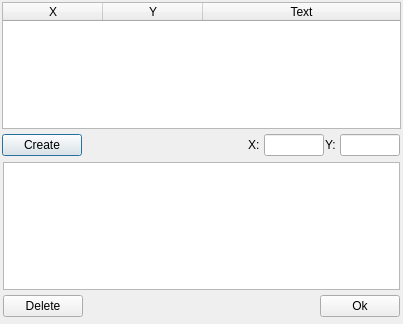
First picture: the form in EditSignsDialog.ui, repository lukegrahamSydney/TilesEditor, before the edit.
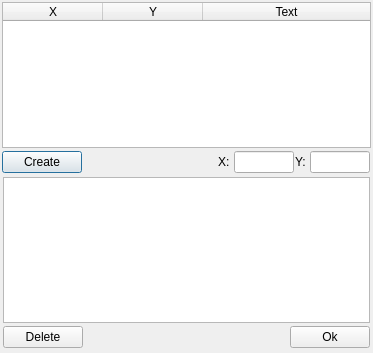
Second picture: the form after the edit.

Diff of the .ui file:
```diff
--- a/EditSignsDialog.ui
+++ b/EditSignsDialog.ui
@@ -6,8 +6,8 @@
    <rect>
     <x>0</x>
     <y>0</y>
-    <width>403</width>
-    <height>324</height>
+    <width>373</width>
+    <height>353</height>
    </rect>
   </property>
   <property name="windowTitle">
@@ -31,6 +31,12 @@
    </property>
    <item>
     <widget class="QTableWidget" name="signsTable">
+     <property name="sizePolicy">
+      <sizepolicy hsizetype="Preferred" vsizetype="Preferred">
+       <horstretch>0</horstretch>
+       <verstretch>0</verstretch>
+      </sizepolicy>
+     </property>
      <property name="editTriggers">
       <set>QAbstractItemView::NoEditTriggers</set>
      </property>
@@ -68,10 +74,16 @@
    </item>
    <item>
     <widget class="QWidget" name="widget" native="true">
+     <property name="sizePolicy">
+      <sizepolicy hsizetype="Preferred" vsizetype="Fixed">
+       <horstretch>0</horstretch>
+       <verstretch>0</verstretch>
+      </sizepolicy>
+     </property>
      <property name="minimumSize">
       <size>
        <width>0</width>
-       <height>30</height>
+       <height>0</height>
       </size>
      </property>
      <layout class="QHBoxLayout" name="horizontalLayout_2">
@@ -79,13 +91,13 @@
        <number>0</number>
       </property>
       <property name="topMargin">
-       <number>0</number>
+       <number>2</number>
       </property>
       <property name="rightMargin">
        <number>0</number>
       </property>
       <property name="bottomMargin">
-       <number>0</number>
+       <number>2</number>
       </property>
       <item>
        <widget class="QPushButton" name="createButton">
@@ -109,9 +121,15 @@
       </item>
       <item>
        <widget class="QWidget" name="widget_4" native="true">
+        <property name="sizePolicy">
+         <sizepolicy hsizetype="Fixed" vsizetype="Preferred">
+          <horstretch>0</horstretch>
+          <verstretch>0</verstretch>
+         </sizepolicy>
+        </property>
         <property name="minimumSize">
          <size>
-          <width>250</width>
+          <width>0</width>
           <height>0</height>
          </size>
         </property>
@@ -131,19 +149,6 @@
          <property name="bottomMargin">
           <number>0</number>
          </property>
-         <item>
-          <spacer name="horizontalSpacer_2">
-           <property name="orientation">
-            <enum>Qt::Horizontal</enum>
-           </property>
-           <property name="sizeHint" stdset="0">
-            <size>
-             <width>40</width>
-             <height>20</height>
-            </size>
-           </property>
-          </spacer>
-         </item>
          <item>
           <widget class="QLabel" name="label">
            <property name="text">
@@ -213,6 +218,12 @@
       </property>
       <item>
        <widget class="QPlainTextEdit" name="signtext">
+        <property name="sizePolicy">
+         <sizepolicy hsizetype="Preferred" vsizetype="Preferred">
+          <horstretch>0</horstretch>
+          <verstretch>0</verstretch>
+         </sizepolicy>
+        </property>
         <property name="font">
          <font>
           <pointsize>16</pointsize>
@@ -225,10 +236,16 @@
       </item>
       <item>
        <widget class="QWidget" name="widget_3" native="true">
+        <property name="sizePolicy">
+         <sizepolicy hsizetype="Preferred" vsizetype="Fixed">
+          <horstretch>0</horstretch>
+          <verstretch>0</verstretch>
+         </sizepolicy>
+        </property>
         <property name="minimumSize">
          <size>
           <width>0</width>
-          <height>30</height>
+          <height>0</height>
          </size>
         </property>
         <layout class="QHBoxLayout" name="horizontalLayout">
@@ -236,13 +253,13 @@
           <number>0</number>
          </property>
          <property name="topMargin">
-          <number>0</number>
+          <number>2</number>
          </property>
          <property name="rightMargin">
           <number>0</number>
          </property>
          <property name="bottomMargin">
-          <number>0</number>
+          <number>2</number>
          </property>
          <item>
           <widget class="QPushButton" name="deleteButton">
```
